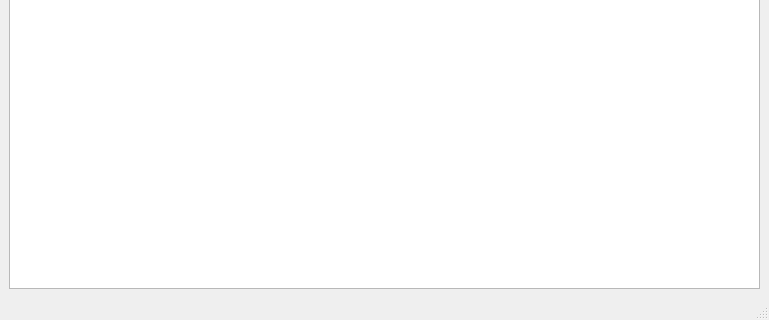
The window that gui/uies/crossbar.ui (neurocomputer/MemriBoard) describes before a commit, drawn with Qt 5; both pictures show x 0 to 769 and y 219 to 539 of the 769 by 539 pixel window.
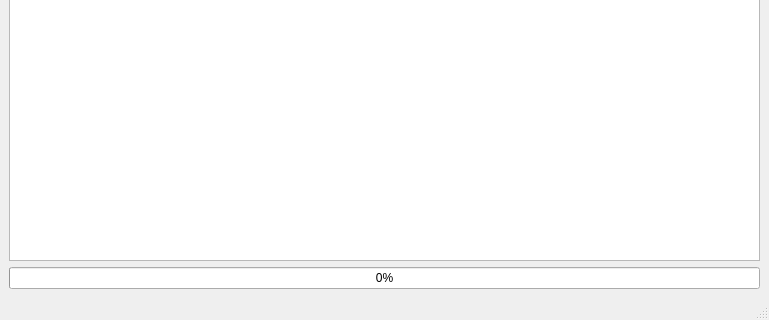
The same window after the commit.

What changed in the file:
```diff
--- a/gui/uies/crossbar.ui
+++ b/gui/uies/crossbar.ui
@@ -91,6 +91,13 @@
       </item>
      </layout>
     </item>
+    <item>
+     <widget class="QProgressBar" name="crossbar_progress">
+      <property name="value">
+       <number>0</number>
+      </property>
+     </widget>
+    </item>
    </layout>
   </widget>
   <widget class="QMenuBar" name="menubar">
```
